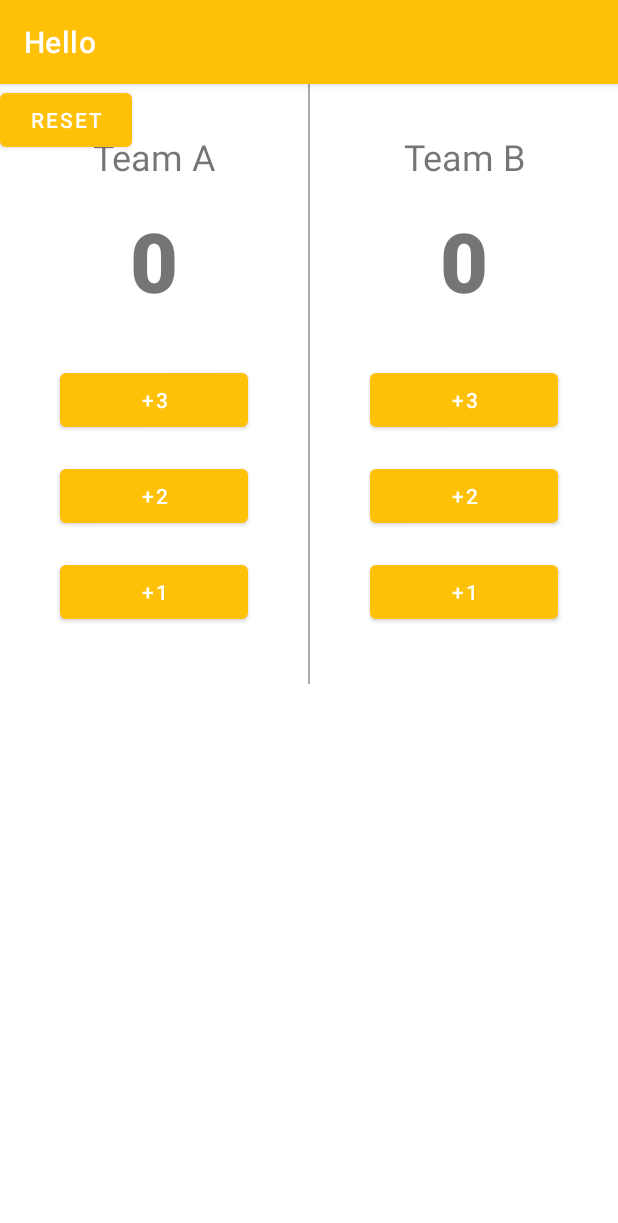
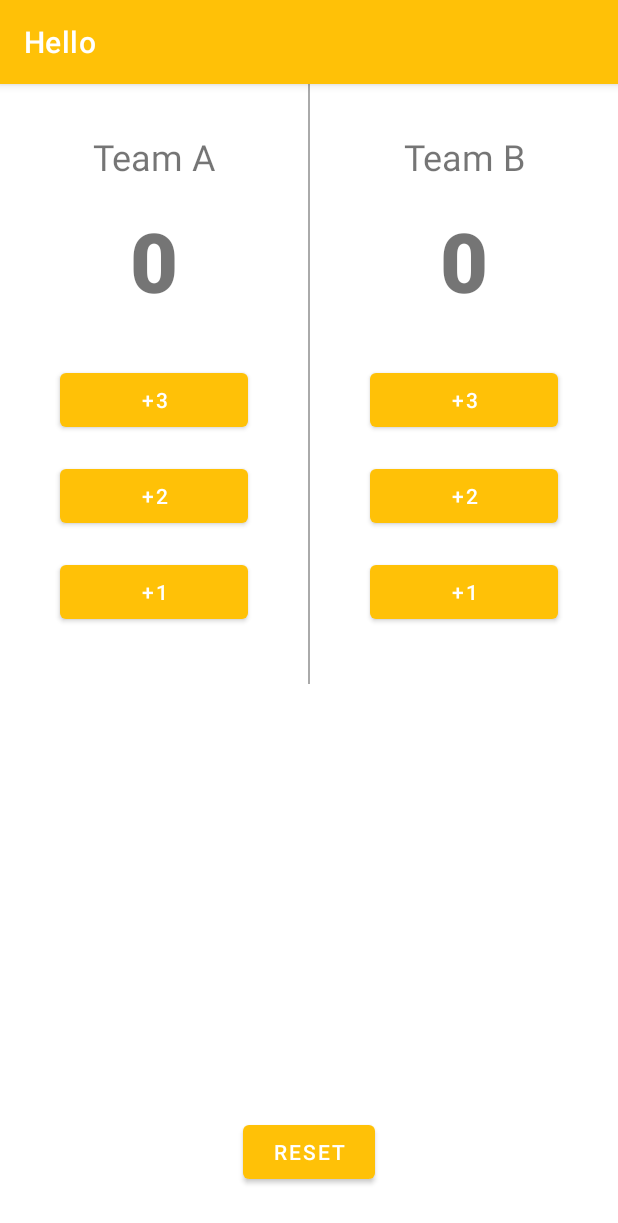
Before and after one commit to kaka473/Hello, an Android app: the screen it shows after launch (BallActivity), on a phone screen of 412 x 824 dp. Shown: the top 1223 px of the screen. Run offline under Robolectric (Android 15) with nearby library versions, the phone set to English and light mode, and no system bars.

```diff
--- a/app/src/main/java/com/example/hello/BallActivity.java
+++ b/app/src/main/java/com/example/hello/BallActivity.java
@@ -49,4 +49,5 @@ public class BallActivity extends AppCompatActivity{
         }
         ShowScore();
     }
+    //add something
 }
--- a/app/src/main/res/layout/activity_ball.xml
+++ b/app/src/main/res/layout/activity_ball.xml
@@ -7,9 +7,12 @@
     tools:context=".BallActivity">
 
     <LinearLayout
+        android:id="@+id/linearLayout"
         android:layout_width="match_parent"
         android:layout_height="match_parent"
-        android:orientation="horizontal">
+        android:orientation="horizontal"
+        app:layout_constraintTop_toTopOf="parent"
+        tools:layout_editor_absoluteX="0dp">
 
         <LinearLayout
             android:layout_width="0dp"
@@ -43,8 +46,8 @@
                 android:layout_width="match_parent"
                 android:layout_height="wrap_content"
                 android:layout_marginLeft="24dp"
+                android:layout_marginTop="16dp"
                 android:layout_marginRight="24dp"
-                android:layout_marginTop="16dp"
                 android:onClick="click"
                 android:text="@string/point3" />
 
@@ -52,8 +55,8 @@
                 android:id="@+id/btn2"
                 android:layout_width="match_parent"
                 android:layout_height="wrap_content"
+                android:layout_marginLeft="24dp"
                 android:layout_marginTop="16dp"
-                android:layout_marginLeft="24dp"
                 android:layout_marginRight="24dp"
                 android:onClick="click"
                 android:text="@string/point2" />
@@ -62,8 +65,8 @@
                 android:id="@+id/btn1"
                 android:layout_width="match_parent"
                 android:layout_height="wrap_content"
+                android:layout_marginLeft="24dp"
                 android:layout_marginTop="16dp"
-                android:layout_marginLeft="24dp"
                 android:layout_marginRight="24dp"
                 android:onClick="click"
                 android:text="@string/point1" />
@@ -107,8 +110,8 @@
                 android:id="@+id/btnb3"
                 android:layout_width="match_parent"
                 android:layout_height="wrap_content"
+                android:layout_marginLeft="24dp"
                 android:layout_marginTop="16dp"
-                android:layout_marginLeft="24dp"
                 android:layout_marginRight="24dp"
                 android:onClick="clickb"
                 android:text="@string/point3" />
@@ -117,8 +120,8 @@
                 android:id="@+id/btnb2"
                 android:layout_width="match_parent"
                 android:layout_height="wrap_content"
+                android:layout_marginLeft="24dp"
                 android:layout_marginTop="16dp"
-                android:layout_marginLeft="24dp"
                 android:layout_marginRight="24dp"
                 android:onClick="clickb"
                 android:text="@string/point2" />
@@ -127,12 +130,14 @@
                 android:id="@+id/btnb1"
                 android:layout_width="match_parent"
                 android:layout_height="wrap_content"
+                android:layout_marginLeft="24dp"
                 android:layout_marginTop="16dp"
+                android:layout_marginRight="24dp"
                 android:onClick="clickb"
-                android:layout_marginLeft="24dp"
-                android:layout_marginRight="24dp"
                 android:text="@string/point1" />
+
         </LinearLayout>
+
     </LinearLayout>
 
     <Button
@@ -143,6 +148,8 @@
         android:layout_marginBottom="32dp"
         android:onClick="click"
         android:text="@string/reset"
-        tools:layout_editor_absoluteX="162dp"
-        tools:layout_editor_absoluteY="499dp" />
+        app:layout_constraintBottom_toBottomOf="@+id/linearLayout"
+        app:layout_constraintEnd_toEndOf="parent"
+        app:layout_constraintStart_toStartOf="parent" />
+
 </androidx.constraintlayout.widget.ConstraintLayout>
```
